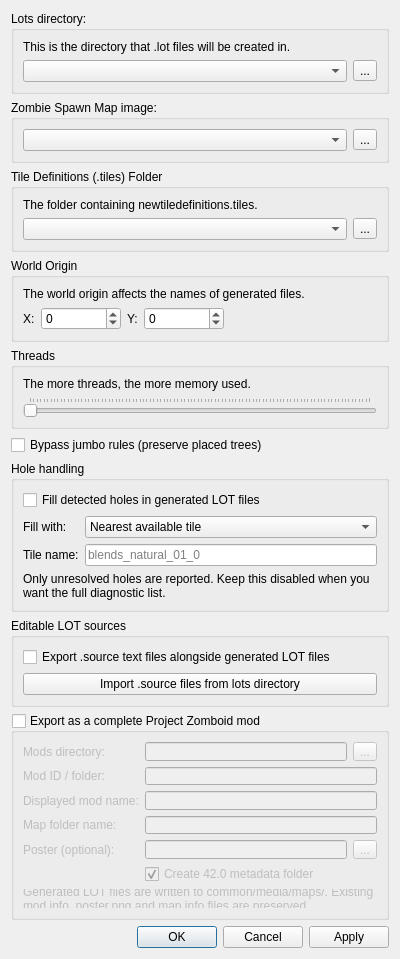
Qt form WorldEd/src/editor/generatelotsdialog.ui (Unjammer/PZ_Mapping_Tools) before a commit.
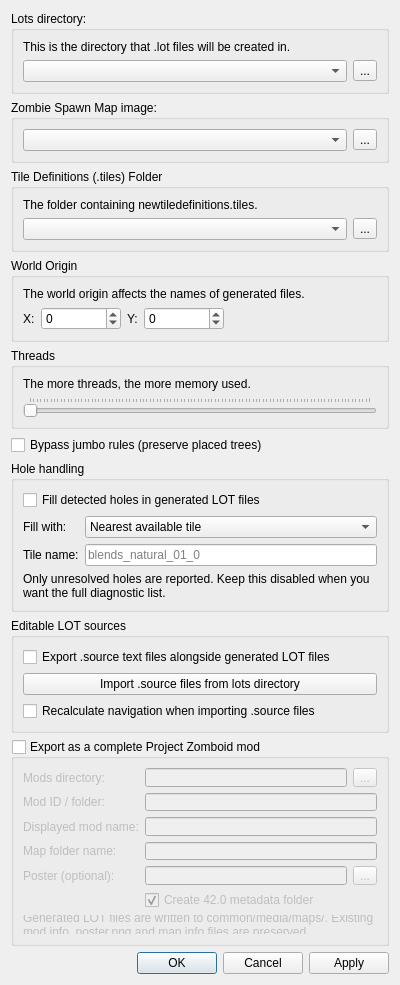
The same form after that commit.

The edit to the form file:
```diff
--- a/WorldEd/src/editor/generatelotsdialog.ui
+++ b/WorldEd/src/editor/generatelotsdialog.ui
@@ -308,6 +308,16 @@
        </property>
       </widget>
      </item>
+     <item>
+      <widget class="QCheckBox" name="rebuildSourceNavigation">
+       <property name="text">
+        <string>Recalculate navigation when importing .source files</string>
+       </property>
+       <property name="toolTip">
+        <string>Uses neighboring room headers, the TileDef directory above and additional TileDef files registered in Preferences. Preserves navigation corrections and excluded areas.</string>
+       </property>
+      </widget>
+     </item>
     </layout>
    </widget>
   </item>
```
